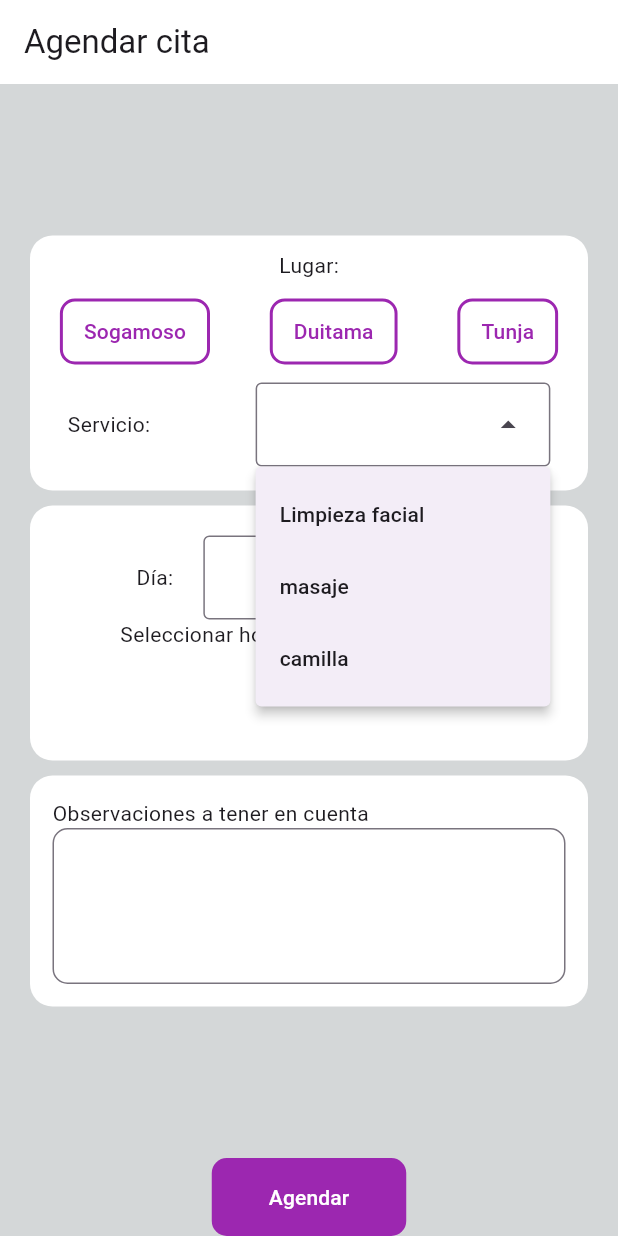
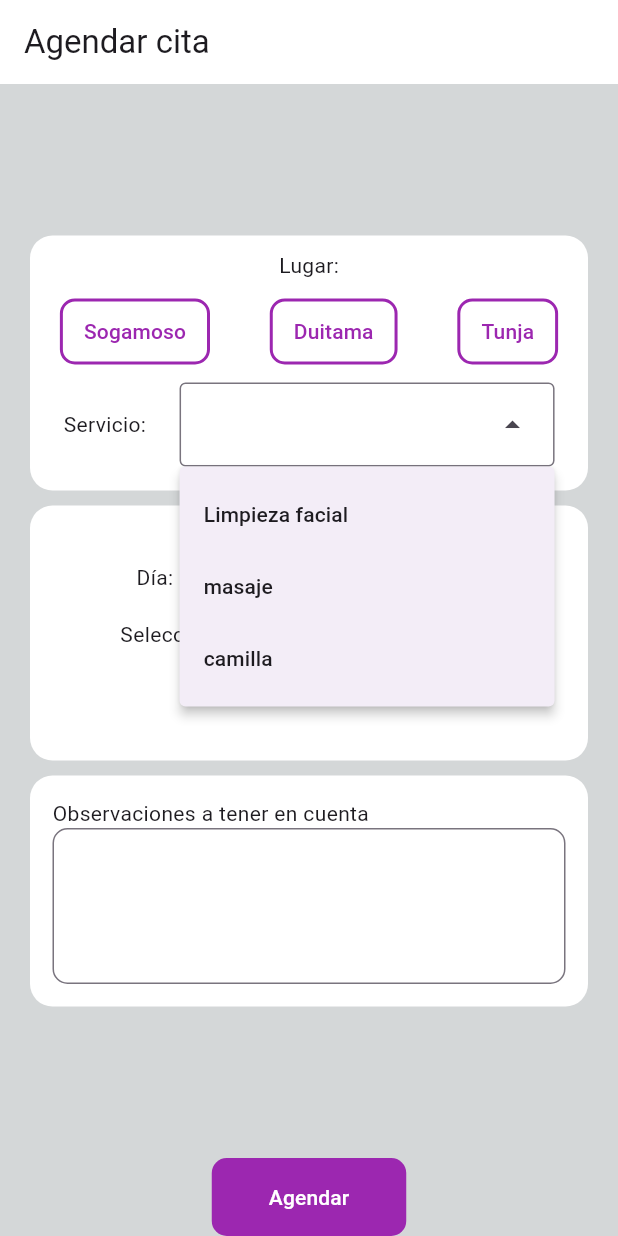
Before and after one commit to judagonsa/ekilibra_spa, a Flutter app: the QuotePage screen opened by its route, after a tap on "Limpieza facial", on a phone screen of 412 x 824 dp. Run offline on Flutter 3.47's test engine with Material 3 defaults, Android fonts, the phone set to English and light mode, and no system bars; our stand-ins replace flutter_bloc, freezed_annotation, go_router, image_picker, shared_preferences; accounts and stored records are empty.

Commit message:
OPtimizate places

```diff
--- a/lib/app/pages/quote/pages/quote_page.dart
+++ b/lib/app/pages/quote/pages/quote_page.dart
@@ -16,7 +16,7 @@ class _QuotePageState extends State<QuotePage> {
     String serviceSelected = '';
 
     final List<String> services = ['Limpieza facial', 'masaje', 'camilla'];
-    // final List<String> places = ['Sogamoso', 'Duitama', 'Tunja']; ajustar más adelante
+    final List<String> places = ['Sogamoso', 'Duitama', 'Tunja'];
 
     return Scaffold(
       backgroundColor: const Color.fromARGB(255, 212, 215, 216),
@@ -48,55 +48,16 @@ class _QuotePageState extends State<QuotePage> {
                             Row(
                               mainAxisAlignment: MainAxisAlignment.spaceAround,
                               children: [
-                                TextButton(
-                                  onPressed: () {
-                                    setState(() {
-                                      placeSelected = 'Sogamoso';
-                                    });
-                                  },
-                                  style: ButtonHelpers().secondaryButton(
-                                    textColor: placeSelected == 'Sogamoso'
-                                        ? Colors.white
-                                        : Colors.purple,
-                                    borderColor: Colors.purple,
-                                    backgrounColor: placeSelected == 'Sogamoso'
-                                        ? Colors.purple
-                                        : null,
-                                  ),
-                                  child: const Text('Sogamoso'),
-                                ),
-                                TextButton(
-                                  onPressed: () {
-                                    setState(() {
-                                      placeSelected = 'Duitama';
-                                    });
-                                  },
-                                  style: ButtonHelpers().secondaryButton(
-                                      textColor: placeSelected == 'Duitama'
-                                          ? Colors.white
-                                          : Colors.purple,
-                                      borderColor: Colors.purple,
-                                      backgrounColor: placeSelected == 'Duitama'
-                                          ? Colors.purple
-                                          : null),
-                                  child: const Text('Duitama'),
-                                ),
-                                TextButton(
-                                  onPressed: () {
-                                    setState(() {
-                                      placeSelected = 'Tunja';
-                                    });
-                                  },
-                                  style: ButtonHelpers().secondaryButton(
-                                      textColor: placeSelected == 'Tunja'
-                                          ? Colors.white
-                                          : Colors.purple,
-                                      borderColor: Colors.purple,
-                                      backgrounColor: placeSelected == 'Tunja'
-                                          ? Colors.purple
-                                          : null),
-                                  child: const Text('Tunja'),
-                                )
+                                for (var place in places)
+                                  _ButtonPlace(
+                                    placeSelected: placeSelected,
+                                    place: place,
+                                    action: () {
+                                      setState(() {
+                                        placeSelected = place;
+                                      });
+                                    },
+                                  )
                               ],
                             )
                           ],
@@ -106,8 +67,8 @@ class _QuotePageState extends State<QuotePage> {
                           mainAxisAlignment: MainAxisAlignment.spaceEvenly,
                           children: [
                             const Text('Servicio:'),
-                            const SizedBox(width: 20),
                             DropdownMenu(
+                              width: 250,
                               // errorText: 'Error',
                               onSelected: (value) {
                                 if (value != null) serviceSelected = value;
@@ -211,3 +172,28 @@ class _QuotePageState extends State<QuotePage> {
     //validar items
   }
 }
+
+class _ButtonPlace extends StatelessWidget {
+  const _ButtonPlace({
+    required this.placeSelected,
+    required this.place,
+    required this.action,
+  });
+
+  final String placeSelected;
+  final String place;
+  final Function()? action;
+
+  @override
+  Widget build(BuildContext context) {
+    return TextButton(
+      onPressed: action,
+      style: ButtonHelpers().secondaryButton(
+        textColor: placeSelected == place ? Colors.white : Colors.purple,
+        borderColor: Colors.purple,
+        backgrounColor: placeSelected == place ? Colors.purple : null,
+      ),
+      child: Text(place),
+    );
+  }
+}
```
